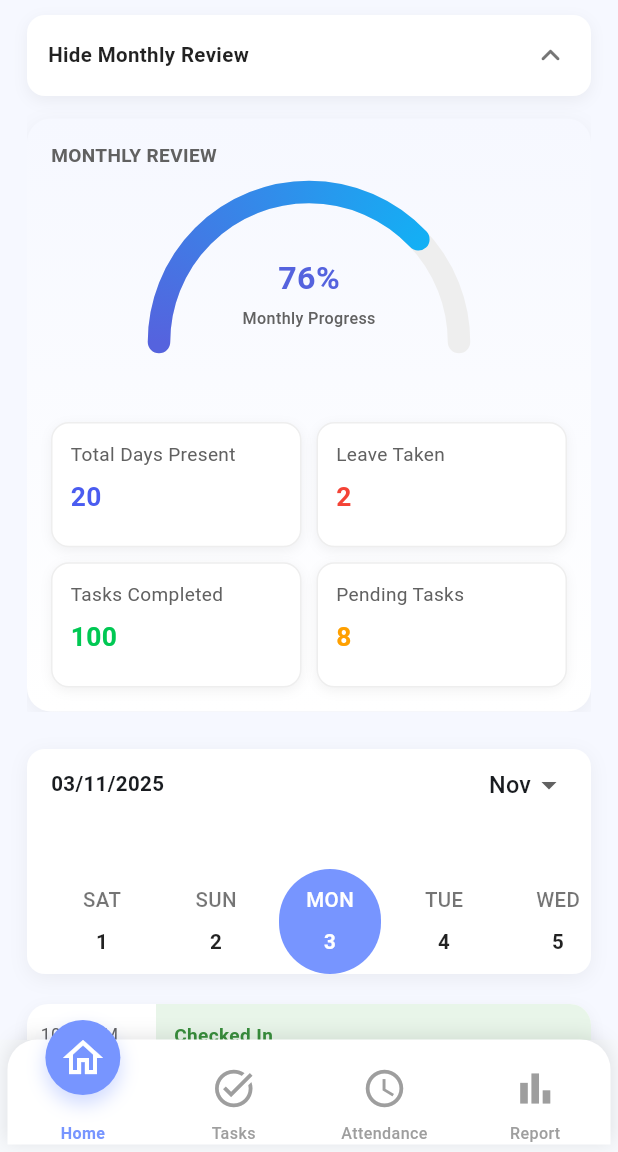
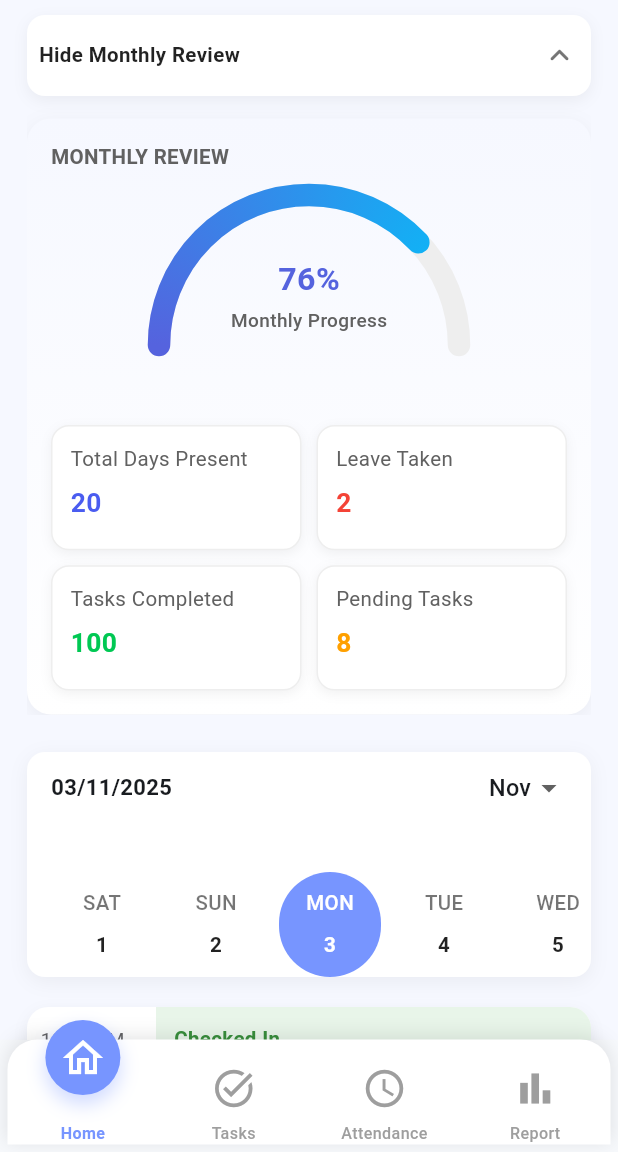
Before and after one commit to cipherpeak/weinber-front-end, a Flutter app: the AttendanceScreen screen opened by its route, after a tap on "View Monthly Review", on a phone screen of 412 x 824 dp, the part 84-1236 px from its top. Run offline on Flutter 3.47's test engine with Material 3 defaults, Android fonts, the phone set to English and light mode, and no system bars; drawn by our look-alikes of easy_date_timeline; our stand-ins replace dio, flutter_riverpod, flutter_screenutil, flutter_secure_storage, geocoding, geolocator and 6 more; missing offline and left inert: dart:ffi, data_connection_checker_tv; accounts and stored records are empty; Roboto replaces fonts that are missing (ProductSans).

Commit message:
Adjusted font size to match all screens

```diff
--- a/lib/features/AttendancePage/Presentation/Screens/AttendancePage.dart
+++ b/lib/features/AttendancePage/Presentation/Screens/AttendancePage.dart
@@ -45,7 +45,7 @@ class _AttendanceScreenState extends State<AttendanceScreen>
                 },
                 child: Container(
                   padding:
-                  const EdgeInsets.symmetric(horizontal: 14, vertical: 14),
+                  const EdgeInsets.symmetric(horizontal: 8, vertical: 14),
                   decoration: BoxDecoration(
                     color: Colors.white,
                     borderRadius: BorderRadius.circular(12),
@@ -137,7 +137,7 @@ class _AttendanceScreenState extends State<AttendanceScreen>
                     selectedDateStyle: TextStyle(
                       fontFamily: appFont,
                       fontWeight: FontWeight.w600,
-                      fontSize: 14,
+                      fontSize: 15,
                     ),
                   ),
                   dayProps: EasyDayProps(
@@ -237,7 +237,7 @@ class _AttendanceScreenState extends State<AttendanceScreen>
               style: TextStyle(
                 fontFamily: appFont,
                 fontWeight: FontWeight.w600,
-                fontSize: 13,
+                fontSize: 14,
                 color: Colors.grey[700],
               ),
             ),
@@ -299,7 +299,7 @@ class _AttendanceScreenState extends State<AttendanceScreen>
             title,
             style: TextStyle(
               fontFamily: appFont,
-              fontSize: 13,
+              fontSize: 14,
               color: Colors.grey[700],
             ),
           ),
--- a/lib/features/AttendancePage/Presentation/Widgets/check_in_out_card.dart
+++ b/lib/features/AttendancePage/Presentation/Widgets/check_in_out_card.dart
@@ -44,7 +44,7 @@ Widget checkInOutCard(Map<String, dynamic> task) {
               task["time"],
               style: TextStyle(
                 // fontFamily: 'Gotham',
-                fontSize: 12,
+                fontSize: 13,
                 color: Colors.grey[700],
               ),
             ),
@@ -66,7 +66,7 @@ Widget checkInOutCard(Map<String, dynamic> task) {
                   style: TextStyle(
                     // fontFamily: 'Gotham',
                     fontWeight: FontWeight.w600,
-                    fontSize: 13,
+                    fontSize: 14,
                     color: textColor,
                   ),
                 ),
@@ -76,7 +76,7 @@ Widget checkInOutCard(Map<String, dynamic> task) {
                     "Reason: $reason",
                     style: TextStyle(
                       // fontFamily: 'Gotham',
-                      fontSize: 12,
+                      fontSize: 13,
                       color: Colors.grey[700],
                     ),
                   ),
--- a/lib/features/AttendancePage/Presentation/Widgets/percentageIndicatorSemi.dart
+++ b/lib/features/AttendancePage/Presentation/Widgets/percentageIndicatorSemi.dart
@@ -54,7 +54,7 @@ class SemiCircularProgress extends StatelessWidget {
                   style: TextStyle(
                     fontFamily: appFont,
                     fontWeight: FontWeight.w500,
-                    fontSize: 11,
+                    fontSize: 13,
                     color: Colors.grey[700],
                   ),
                 ),
--- a/lib/features/Homepage/Presentation/Widgets/announcement_card_widget.dart
+++ b/lib/features/Homepage/Presentation/Widgets/announcement_card_widget.dart
@@ -62,7 +62,7 @@ Widget announcementCard({
                   Text(
                     date,
                     style: const TextStyle(
-                      fontSize: 11,
+                      fontSize: 13,
                       color: Colors.black54,
                     ),
                   ),
--- a/lib/features/Homepage/Presentation/Widgets/ongoing task widget Homepage.dart
+++ b/lib/features/Homepage/Presentation/Widgets/ongoing task widget Homepage.dart
@@ -32,7 +32,7 @@ class OngoingTaskWidgetHomepage extends StatelessWidget {
               Expanded(
                 child: Text(
                   'Car Wash - Sedan',
-                  style: const TextStyle(fontSize: 13, color: Colors.black, fontWeight: FontWeight.bold),
+                  style: const TextStyle(fontSize: 14, color: Colors.black, fontWeight: FontWeight.bold),
                 ),
               ),
               Container(
@@ -54,7 +54,7 @@ class OngoingTaskWidgetHomepage extends StatelessWidget {
           const SizedBox(height: 8),
           Text(
             '125 Main Street : 10:00 AM',
-            style: const TextStyle(fontSize: 12, color: Colors.black54, fontWeight: FontWeight.bold),
+            style: const TextStyle(fontSize: 13, color: Colors.black54, fontWeight: FontWeight.bold),
           ),
           const SizedBox(height: 8),
           Align(alignment: AlignmentGeometry.centerRight,
--- a/lib/features/Homepage/Presentation/Widgets/task_widget_homepage.dart
+++ b/lib/features/Homepage/Presentation/Widgets/task_widget_homepage.dart
@@ -41,7 +41,7 @@ Widget taskCard({
                 title,
                 style: const TextStyle(
                   fontWeight: FontWeight.w700,
-                  fontSize: 13,
+                  fontSize: 14,
                   color: Colors.black87,
                 ),
               ),
@@ -49,7 +49,7 @@ Widget taskCard({
               Text(
                 subtitle,
                 style: const TextStyle(
-                  fontSize: 12,
+                  fontSize: 13,
                   color: Colors.black54,
                 ),
               ),
--- a/lib/features/ReportPage/Presentation/Screens/ReportPage.dart
+++ b/lib/features/ReportPage/Presentation/Screens/ReportPage.dart
@@ -360,7 +360,7 @@ class _ReportScreenState extends State<ReportScreen> {
                 "Attach Media",
                 style: TextStyle(
                   fontWeight: FontWeight.w600,
-                  color: Colors.black87,
+                  color: Colors.black87,fontSize: 14
                 ),
               ),
               const SizedBox(height: 6),
```
